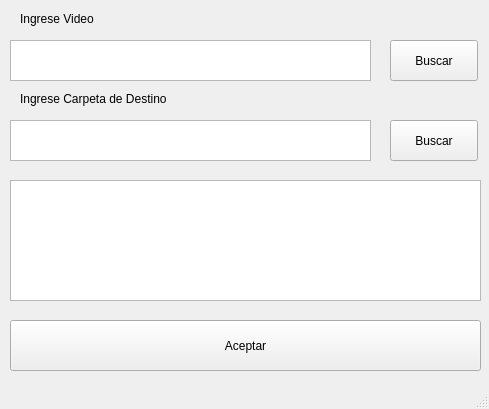
Above: techniqueGhost.ui from AaronSoria/technique_ghost before the change. Below: the same form after it.
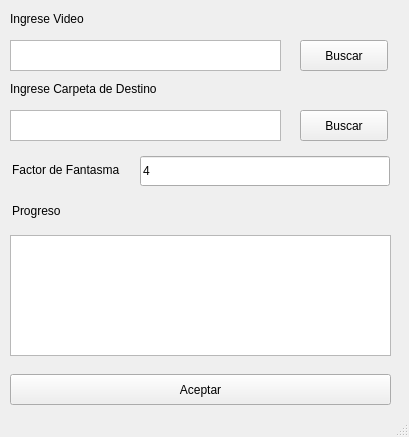
That is the form after the change.

Commit message: primera version lista

```diff
--- a/techniqueGhost.ui
+++ b/techniqueGhost.ui
@@ -6,8 +6,8 @@
    <rect>
     <x>0</x>
     <y>0</y>
-    <width>489</width>
-    <height>409</height>
+    <width>409</width>
+    <height>437</height>
    </rect>
   </property>
   <property name="windowTitle">
@@ -19,18 +19,18 @@
      <rect>
       <x>10</x>
       <y>40</y>
-      <width>361</width>
-      <height>41</height>
+      <width>271</width>
+      <height>31</height>
      </rect>
     </property>
    </widget>
    <widget class="QPushButton" name="serchVideoButton">
     <property name="geometry">
      <rect>
-      <x>390</x>
+      <x>300</x>
       <y>40</y>
       <width>88</width>
-      <height>41</height>
+      <height>31</height>
      </rect>
     </property>
     <property name="text">
@@ -41,19 +41,19 @@
     <property name="geometry">
      <rect>
       <x>10</x>
-      <y>120</y>
-      <width>361</width>
-      <height>41</height>
+      <y>110</y>
+      <width>271</width>
+      <height>31</height>
      </rect>
     </property>
    </widget>
    <widget class="QPushButton" name="searchOutputFolder">
     <property name="geometry">
      <rect>
-      <x>390</x>
-      <y>120</y>
+      <x>300</x>
+      <y>110</y>
       <width>88</width>
-      <height>41</height>
+      <height>31</height>
      </rect>
     </property>
     <property name="text">
@@ -64,9 +64,9 @@
     <property name="geometry">
      <rect>
       <x>10</x>
-      <y>320</y>
-      <width>471</width>
-      <height>51</height>
+      <y>374</y>
+      <width>381</width>
+      <height>31</height>
      </rect>
     </property>
     <property name="text">
@@ -77,8 +77,8 @@
     <property name="geometry">
      <rect>
       <x>10</x>
-      <y>180</y>
-      <width>471</width>
+      <y>235</y>
+      <width>381</width>
       <height>121</height>
      </rect>
     </property>
@@ -86,7 +86,7 @@
    <widget class="QLabel" name="label">
     <property name="geometry">
      <rect>
-      <x>20</x>
+      <x>10</x>
       <y>10</y>
       <width>91</width>
       <height>18</height>
@@ -99,8 +99,8 @@
    <widget class="QLabel" name="label_2">
     <property name="geometry">
      <rect>
-      <x>20</x>
-      <y>90</y>
+      <x>10</x>
+      <y>80</y>
       <width>171</width>
       <height>18</height>
      </rect>
@@ -109,6 +109,45 @@
      <string>Ingrese Carpeta de Destino</string>
     </property>
    </widget>
+   <widget class="QLabel" name="label_3">
+    <property name="geometry">
+     <rect>
+      <x>12</x>
+      <y>161</y>
+      <width>171</width>
+      <height>18</height>
+     </rect>
+    </property>
+    <property name="text">
+     <string>Factor de Fantasma</string>
+    </property>
+   </widget>
+   <widget class="QLabel" name="label_4">
+    <property name="geometry">
+     <rect>
+      <x>12</x>
+      <y>202</y>
+      <width>171</width>
+      <height>18</height>
+     </rect>
+    </property>
+    <property name="text">
+     <string>Progreso</string>
+    </property>
+   </widget>
+   <widget class="QLineEdit" name="ghostFactorEntry">
+    <property name="geometry">
+     <rect>
+      <x>140</x>
+      <y>156</y>
+      <width>250</width>
+      <height>30</height>
+     </rect>
+    </property>
+    <property name="text">
+     <string>4</string>
+    </property>
+   </widget>
   </widget>
   <widget class="QStatusBar" name="statusbar"/>
  </widget>
```
The commit also changes 2 other files.
